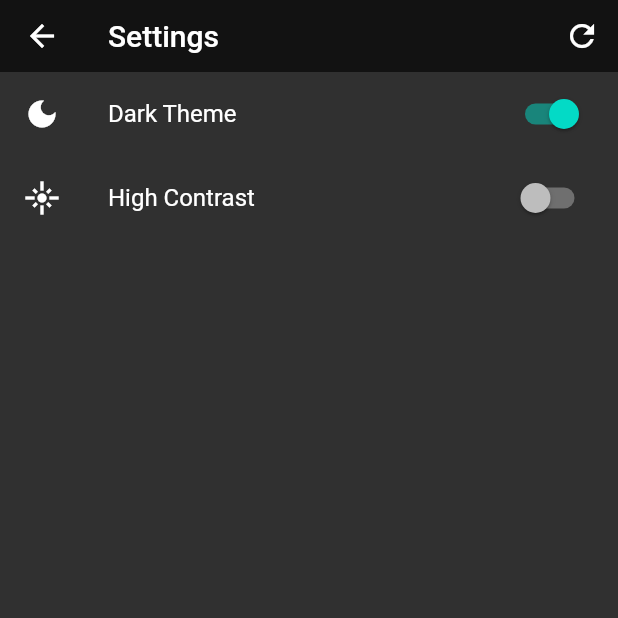
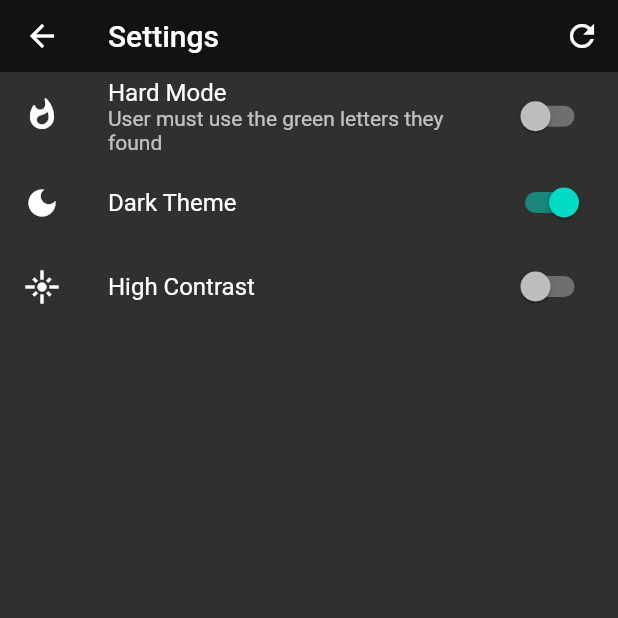
Before and after one commit to arunstop/scuffed_wordle, a Flutter app: the PageSettings screen opened by its route, after a tap on "Dark Theme", on a phone screen of 412 x 824 dp, the top half of it. Run offline on Flutter 3.47's test engine with Material 2 defaults, Android fonts, the phone set to English and light mode, and no system bars; our stand-ins replace dartx, equatable, flutter_bloc, fluttertoast, url_strategy; missing offline and left inert: dart:html; project files that could hold a hidden picture were left out.

Commit message:
ADDED some settings ui

```diff
--- a/lib/bloc/settings/settings_bloc.dart
+++ b/lib/bloc/settings/settings_bloc.dart
@@ -5,23 +5,23 @@ import 'package:flutter/material.dart';
 import 'package:flutter_bloc/flutter_bloc.dart';
 import 'package:scuffed_wordle/bloc/settings/settings_events.dart';
 import 'package:scuffed_wordle/bloc/settings/settings_states.dart';
-import 'package:scuffed_wordle/models/model_settings.dart';
+
 
 class SettingsBloc extends Bloc<SettingsEvent, SettingsState> {
-  static final List<Settings> _defaultSettings = [
-    Settings(
-      type: SettingsType.darkTheme,
-      value: false,
-      title: 'Dark Theme',
-      icon: const Icon(Icons.dark_mode_rounded),
-    ),
-    Settings(
-      type: SettingsType.highContrast,
-      value: false,
-      title: 'High Contrast',
-      icon: const Icon(Icons.flare_rounded),
-    ),
-  ];
+  // static final List<Settings> _defaultSettings = [
+  //   Settings(
+  //     type: SettingsType.darkTheme,
+  //     value: false,
+  //     title: 'Dark Theme',
+  //     icon: const Icon(Icons.dark_mode_rounded),
+  //   ),
+  //   Settings(
+  //     type: SettingsType.highContrast,
+  //     value: false,
+  //     title: 'High Contrast',
+  //     icon: const Icon(Icons.flare_rounded),
+  //   ),
+  // ];
 
   static bool _isDarkTheme() {
     Brightness? userTheme = WidgetsBinding.instance?.window.platformBrightness;
@@ -34,6 +34,7 @@ class SettingsBloc extends Bloc<SettingsEvent, SettingsState> {
 
   SettingsBloc()
       : super(SettingsInit(
+          hardMode: false,
           darkTheme: _isDarkTheme(),
           highContrast: false,
         )) {
@@ -43,10 +44,13 @@ class SettingsBloc extends Bloc<SettingsEvent, SettingsState> {
 
       // var randomWord = event.list[Random().nextInt(event.list.length)];
       switch (event.type) {
-        case SettingsType.darkTheme:
+        case SettingsTypes.hardMode:
+          emit(state.copyWith(hardMode: event.value));
+          break;
+        case SettingsTypes.darkTheme:
           emit(state.copyWith(darkTheme: event.value));
           break;
-        case SettingsType.highContrast:
+        case SettingsTypes.highContrast:
           emit(state.copyWith(highContrast: event.value));
           break;
         default:
@@ -55,7 +59,11 @@ class SettingsBloc extends Bloc<SettingsEvent, SettingsState> {
     });
 
     on<SettingsReset>((event, emit) {
-      emit(SettingsDefault());
+      emit(SettingsInit(
+          hardMode: false,
+          darkTheme: _isDarkTheme(),
+          highContrast: false,
+        ));
     });
   }
 }
--- a/lib/bloc/settings/settings_events.dart
+++ b/lib/bloc/settings/settings_events.dart
@@ -1,5 +1,5 @@
 import 'package:equatable/equatable.dart';
-import 'package:scuffed_wordle/models/model_settings.dart';
+import 'package:scuffed_wordle/bloc/settings/settings_states.dart';
 
 class SettingsEvent extends Equatable {
   const SettingsEvent();
@@ -9,7 +9,7 @@ class SettingsEvent extends Equatable {
 }
 
 class SettingsChange extends SettingsEvent {
-  final SettingsType type;
+  final SettingsTypes type;
   final bool value;
 
   const SettingsChange({required this.type, required this.value});
--- a/lib/bloc/settings/settings_states.dart
+++ b/lib/bloc/settings/settings_states.dart
@@ -1,45 +1,54 @@
 import 'package:equatable/equatable.dart';
 import 'package:scuffed_wordle/models/model_settings.dart';
 
-enum SettingsTypes { darkTheme, highContrast }
+enum SettingsTypes { hardMode, darkTheme, highContrast }
 
 class SettingsState extends Equatable {
+  final bool hardMode;
   final bool darkTheme;
   final bool highContrast;
 
-  SettingsState({required this.darkTheme, required this.highContrast});
+  SettingsState(
+      {required this.hardMode,
+      required this.darkTheme,
+      required this.highContrast});
 
   SettingsState copyWith({
+    bool? hardMode,
     bool? darkTheme,
     bool? highContrast,
   }) =>
       SettingsState(
+        hardMode: hardMode ?? this.hardMode,
         darkTheme: darkTheme ?? this.darkTheme,
         highContrast: highContrast ?? this.highContrast,
       );
 
   @override
   // TODO: implement props
-  List<Object> get props => [darkTheme, highContrast];
+  List<Object> get props => [hardMode, darkTheme, highContrast];
 }
 
 class SettingsInit extends SettingsState {
   SettingsInit({
+    required bool hardMode,
     required bool darkTheme,
     required bool highContrast,
   }) : super(
+          hardMode: hardMode,
           darkTheme: darkTheme,
           highContrast: highContrast,
         );
 }
 
-class SettingsDefault extends SettingsState {
-  SettingsDefault()
-      : super(
-          darkTheme: false,
-          highContrast: false,
-        );
-}
+// class SettingsDefault extends SettingsState {
+//   SettingsDefault()
+//       : super(
+//           hardMode: false,
+//           darkTheme: false,
+//           highContrast: false,
+//         );
+// }
 
 // class SettingsInit extends SettingsState {
 //   final List<Settings> initList;
--- a/lib/models/model_settings.dart
+++ b/lib/models/model_settings.dart
@@ -1,17 +1,17 @@
-import 'package:flutter/material.dart';
+// import 'package:flutter/material.dart';
 
-enum SettingsType { darkTheme, highContrast }
+// enum SettingsType { darkTheme, highContrast }
 
-class Settings {
-  final SettingsType type;
-  final String title;
-  final bool value;
-  final Icon icon;
+// class Settings {
+//   final SettingsType type;
+//   final String title;
+//   final bool value;
+//   final Icon icon;
 
-  Settings({
-    required this.type,
-    required this.title,
-    required this.value,
-    required this.icon,
-  });
-}
+//   Settings({
+//     required this.type,
+//     required this.title,
+//     required this.value,
+//     required this.icon,
+//   });
+// }
--- a/lib/screens/screen_home.dart
+++ b/lib/screens/screen_home.dart
@@ -57,8 +57,8 @@ class PageHome extends StatelessWidget {
         UiController.showConfirmationDialog(
           context: listenerCtx,
           title: 'Game over',
-          content: DialogResult(),
-          actionN: () => boardBloc.add(BoardRestart()),
+          content: const DialogResult(),
+          actionN: () => {},
           actionY: () async {
             var state = boardBloc.state;
 
@@ -78,8 +78,9 @@ class PageHome extends StatelessWidget {
                 }
               }).join();
             }).join();
+            var totalAttempt = state.attempt>state.attemptLimit ? 'X' : state.attempt;
             var text =
-                "SCUFFED WORDLE ${state.attempt}/${state.attemptLimit}\n\n${resultClipBoard}";
+                "SCUFFED WORDLE ${totalAttempt}/${state.attemptLimit}\n\n${resultClipBoard}";
             Clipboard.setData(ClipboardData(text: text));
             UiController.showSnackbar(
               context: context,
@@ -153,7 +154,7 @@ class PageHome extends StatelessWidget {
                 Container(
                   alignment: Alignment.bottomCenter,
                   // color: Theme.of(context).colorScheme.secondary,
-                  child: Keyboard(),
+                  child:const Keyboard(),
                 )
               ],
             ),
--- a/lib/screens/screen_settings.dart
+++ b/lib/screens/screen_settings.dart
@@ -2,10 +2,10 @@ import 'package:flutter/material.dart';
 import 'package:provider/src/provider.dart';
 import 'package:scuffed_wordle/bloc/settings/settings_bloc.dart';
 import 'package:scuffed_wordle/bloc/settings/settings_events.dart';
+import 'package:scuffed_wordle/bloc/settings/settings_states.dart';
 import 'package:scuffed_wordle/models/model_settings.dart';
+import 'package:scuffed_wordle/ui.dart';
 import 'package:scuffed_wordle/widgets/widget_screen_template.dart';
-
-import '../ui.dart';
 
 class PageSettings extends StatefulWidget {
   const PageSettings({Key? key, required this.title}) : super(key: key);
@@ -21,7 +21,7 @@ class _PageSettingsState extends State<PageSettings> {
     var settingsBloc = context.watch<SettingsBloc>();
     var state = settingsBloc.state;
 
-    void _changeSettings(SettingsType type, bool value) {
+    void _changeSettings(SettingsTypes type, bool value) {
       settingsBloc.add(SettingsChange(type: type, value: value));
     }
 
@@ -53,14 +53,21 @@ class _PageSettingsState extends State<PageSettings> {
         // padding: const EdgeInsets.all(8),
         children: [
           SwitchListTile.adaptive(
+            value: state.hardMode,
+            onChanged: (val) => _changeSettings(SettingsTypes.hardMode, val),
+            title: const Text('Hard Mode'),
+            subtitle: const Text('User must use the green letters they found'),
+            secondary: Icon(Icons.whatshot_rounded),
+          ),
+          SwitchListTile.adaptive(
             value: state.darkTheme,
-            onChanged: (val) => _changeSettings(SettingsType.darkTheme, val),
+            onChanged: (val) => _changeSettings(SettingsTypes.darkTheme, val),
             title: const Text('Dark Theme'),
             secondary: Icon(Icons.dark_mode),
           ),
           SwitchListTile.adaptive(
             value: state.highContrast,
-            onChanged: (val) => _changeSettings(SettingsType.highContrast, val),
+            onChanged: (val) => _changeSettings(SettingsTypes.highContrast, val),
             title: const Text('High Contrast'),
             secondary: Icon(Icons.flare_outlined),
           ),
```
Also changed, not shown: 1 other file.
